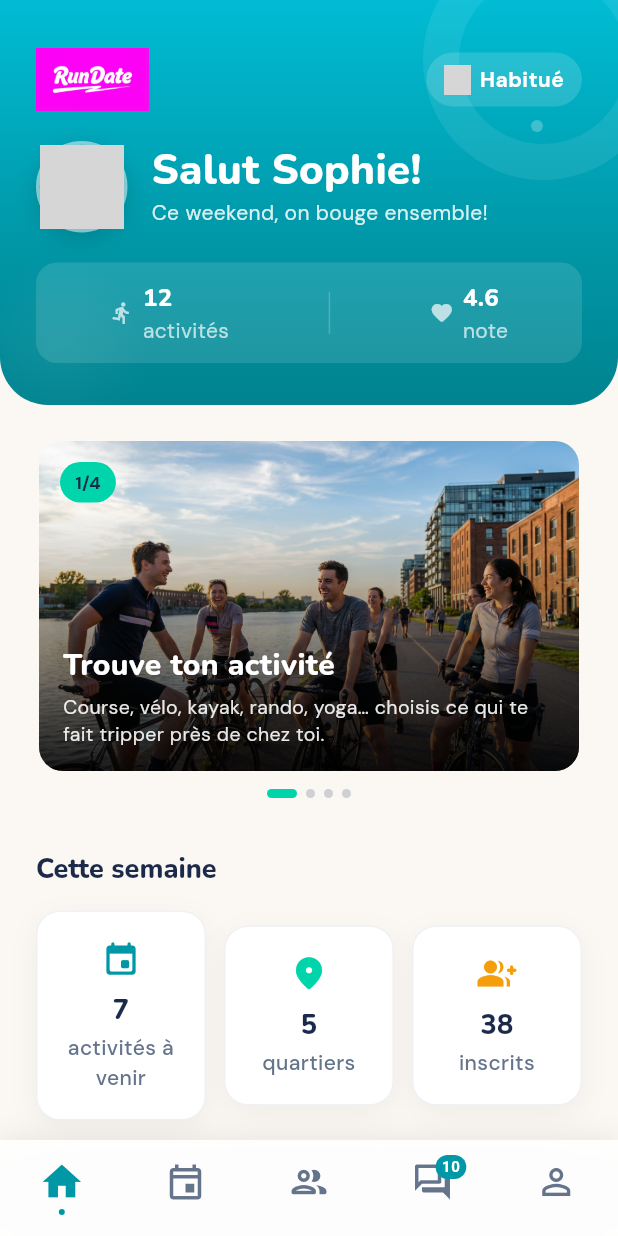
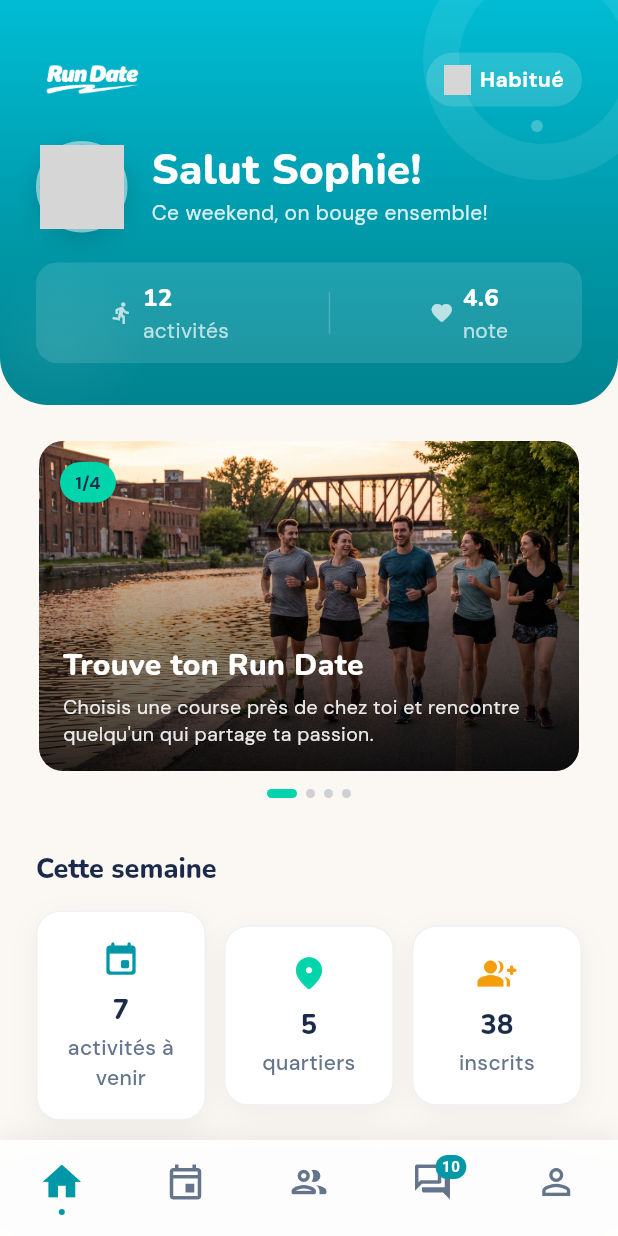
Before and after one commit to vincent-cantin-bellemare/yapigo, a Flutter app: the screen it shows after launch, on a phone screen of 412 x 824 dp. Run offline on Flutter 3.47's test engine with Material 3 defaults, Android fonts, the light colour scheme and no system bars; drawn by our look-alikes of flutter_animate; our stand-ins replace confetti, google_fonts, package_info_plus, share_plus, shimmer, smooth_page_indicator and 1 more; accounts and stored records are empty; network calls fail; grey boxes are pictures that could not be loaded.

Commit message:
Update version to 3.0.0, replace logo assets, and enhance carousel content with new images and text reflecting the app's focus on running dates. Add new video assets for improved user engagement.

```diff
--- a/apps/mobile/lib/screens/home/home_screen.dart
+++ b/apps/mobile/lib/screens/home/home_screen.dart
@@ -63,7 +63,7 @@ final _testimonials = [
 const _taglines = [
   'Ce weekend, on bouge ensemble!',
   'Les plus belles rencontres commencent en bougeant',
-  'Ton prochain coup de cœur t\'attend à la prochaine activité',
+  'Ton prochain coup de cœur t\'attend à la prochaine course',
   'Sors du swipe, bouge pour vrai',
   'Chaque activité est une nouvelle rencontre',
 ];
@@ -873,23 +873,23 @@ class _WaitingCardState extends State<_WaitingCard> {
   static const _slides = [
     (
       'assets/images/carousel/carousel_01_activity.png',
-      'Trouve ton activité',
-      'Course, vélo, kayak, rando, yoga… choisis ce qui te fait tripper près de chez toi.',
+      'Trouve ton Run Date',
+      'Choisis une course près de chez toi et rencontre quelqu\'un qui partage ta passion.',
     ),
     (
       'assets/images/carousel/carousel_02_meetup.png',
       'Rejoins le groupe',
-      'On se retrouve au point de chute. L\'organisateur t\'accueille et forme les groupes.',
+      'On se retrouve au point de chute. L\'organisateur fait les présentations.',
     ),
     (
       'assets/images/carousel/carousel_03_activity.png',
-      'On bouge ensemble!',
-      'On bouge en gang, à ton rythme. C\'est le fun, pas la compétition.',
+      'On court ensemble!',
+      'On court en duo ou en groupe, à ton rythme. L\'important, c\'est la connexion.',
     ),
     (
       'assets/images/carousel/carousel_04_ravito.png',
-      'Le Ravito',
-      'Après l\'effort, le réconfort! On jase autour d\'un smoothie entre nouveaux amis.',
+      'L\'Apéro Smoothie',
+      'Après la course, on jase autour d\'un smoothie. C\'est là que la magie opère!',
     ),
   ];
 
--- a/apps/mobile/pubspec.yaml
+++ b/apps/mobile/pubspec.yaml
@@ -1,7 +1,7 @@
 name: rundate
 description: "Run Date - Dating app pour coureurs"
 publish_to: 'none'
-version: 2.2.3+58  # 2026-03-25 17:30
+version: 3.0.0+59  # 2026-03-25 22:01
 
 environment:
   sdk: ^3.11.3
```
Also changed, not shown: apps/mobile/assets/images/carousel/carousel_01_activity.png, apps/mobile/assets/images/logo_rundate_navy.png, apps/mobile/assets/images/logo_rundate_white.png, assets/logos/rundate_navy.png, assets/logos/rundate_white.png, 3 other files.
